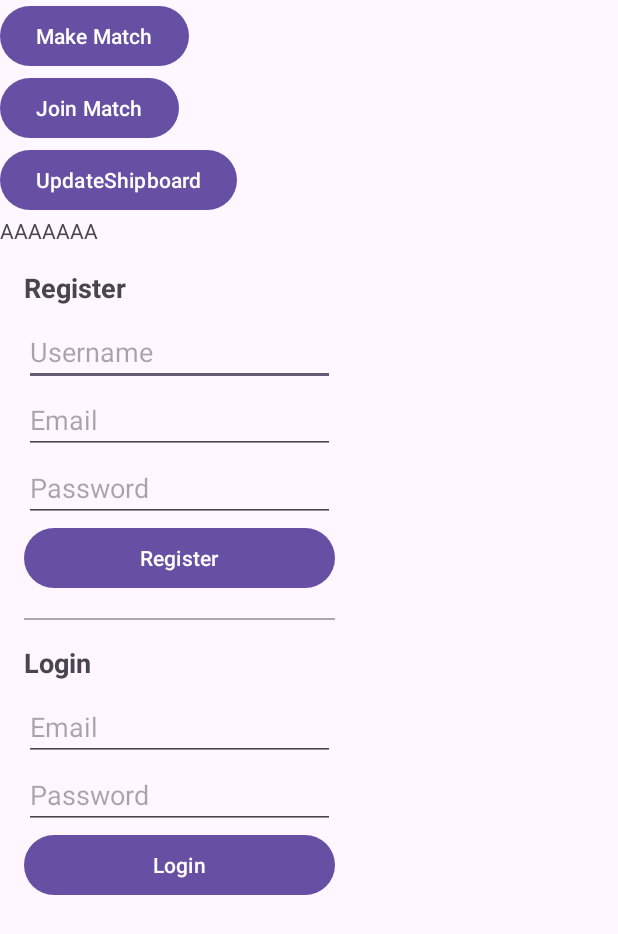
After one commit to JosephByronLane/BattleShipGame, an Android app: the TestActivity screen opened directly, with no data from a screen before it, on a phone screen of 412 x 824 dp. The commit adds this screen. Shown: the top 934 px of the screen. Run offline under Robolectric (Android 15) with nearby library versions, the phone set to English and light mode, and no system bars; our stand-ins replace Firebase (no records; nobody signed in at launch, a user with empty details on screens opened directly).

Commit message:
Re did testing UI and added option to update the shipboards.

```diff
--- a/app/src/main/AndroidManifest.xml
+++ b/app/src/main/AndroidManifest.xml
@@ -13,6 +13,9 @@
         android:theme="@style/Theme.BattleShipGame"
         tools:targetApi="31">
         <activity
+            android:name=".TestActivity"
+            android:exported="false" />
+        <activity
             android:name=".MainActivity"
             android:exported="true">
             <intent-filter>
--- /dev/null
+++ b/app/src/main/java/com/example/battleshipgame/TestActivity.kt
@@ -0,0 +1,139 @@
+package com.example.battleshipgame
+
+import androidx.appcompat.app.AppCompatActivity
+import android.os.Bundle
+import android.util.Log
+import android.widget.Button
+import android.widget.EditText
+import android.widget.TextView
+import android.widget.Toast
+
+class TestActivity : AppCompatActivity() {
+    private lateinit var gameManager: GameManager
+
+    override fun onCreate(savedInstanceState: Bundle?) {
+        super.onCreate(savedInstanceState)
+        setContentView(R.layout.activity_test)
+
+        var loggedInUserID: String? = ""
+        var currentGameID:String? = ""
+
+        gameManager = GameManager()
+
+        // Register UI elements
+        val registerUsername = findViewById<EditText>(R.id.registerUsername)
+        val registerEmail = findViewById<EditText>(R.id.registerEmail)
+        val registerPassword = findViewById<EditText>(R.id.registerPassword)
+        val registerButton = findViewById<Button>(R.id.registerButton)
+
+        // Login UI elements
+        val loginEmail = findViewById<EditText>(R.id.loginEmail)
+        val loginPassword = findViewById<EditText>(R.id.loginPassword)
+        val loginButton = findViewById<Button>(R.id.loginButton)
+
+        val idTextField = findViewById<TextView>(R.id.idTextField)
+
+        // Register Button Click Listener
+        registerButton.setOnClickListener {
+            Log.d("gameManagertestingregister", "AAAAAAAAAAAAAAAAAAAAAAAAAAAA")
+            val username = registerUsername.text.toString()
+            val email = registerEmail.text.toString()
+            val password = registerPassword.text.toString()
+            Log.d("gameManagertestingregister", "$username")
+            Log.d("gameManagertestingregister", "$email")
+            Log.d("gameManagertestingregister", "$password")
+
+
+
+
+            if (username.isNotEmpty() && email.isNotEmpty() && password.isNotEmpty()) {
+                gameManager.registerUser(email, password, username) { success, message ->
+                    if (success) {
+                        Log.d("gameManagertestingregister", "yes")
+
+                        Toast.makeText(this, message, Toast.LENGTH_SHORT).show()
+                    } else {
+                        Log.d("gameManagertestingregister", "no")
+
+                        Toast.makeText(this, message, Toast.LENGTH_SHORT).show()
+                    }
+                }
+
+            } else {
+                Toast.makeText(this, "Please fill all fields", Toast.LENGTH_SHORT).show()
+            }
+        }
+
+        // Login Button Click Listener
+        loginButton.setOnClickListener {
+            val email = loginEmail.text.toString().trim()
+            val password = loginPassword.text.toString().trim()
+
+            if (email.isNotEmpty() && password.isNotEmpty()) {
+                gameManager.loginUser(email, password) { success, message, userId ->
+                    if (success) {
+                        loggedInUserID = userId
+                        Log.d("gameManagertestingregister", "UserID: $loggedInUserID")
+                        Toast.makeText(
+                            this,
+                            "Login successful! User ID: $userId",
+                            Toast.LENGTH_LONG
+                        ).show()
+                        idTextField.text = loggedInUserID
+
+                        // Save userId for later use or pass it to the next activity
+                    } else {
+                        Toast.makeText(this, message, Toast.LENGTH_LONG).show()
+                    }
+                }
+            } else {
+                Toast.makeText(this, "Please fill all fields", Toast.LENGTH_SHORT).show()
+            }
+
+        }
+        //crate match
+        findViewById<Button>(R.id.makematch).setOnClickListener {
+            Log.d("gameManagerLoginUserID", "$loggedInUserID")
+            if (loggedInUserID != "") {
+                gameManager.createMatch(loggedInUserID) { success, message, gameId ->
+                    if (success) {
+                        currentGameID = gameId
+                        Toast.makeText(this, "Match created! Game ID: $gameId", Toast.LENGTH_LONG)
+                            .show()
+                        // Navigate to game screen with gameId
+                    } else {
+                        Toast.makeText(this, message, Toast.LENGTH_LONG).show()
+                    }
+                }
+            }
+        }
+
+        //join match
+        findViewById<Button>(R.id.joinmatch).setOnClickListener {
+            gameManager.joinMatch(loggedInUserID) { success, message, gameId ->
+                if (success) {
+                    Toast.makeText(this, message, Toast.LENGTH_LONG).show()
+                    currentGameID = gameId
+                } else {
+                    Toast.makeText(this, message, Toast.LENGTH_LONG).show()
+                }
+            }
+        }
+
+
+
+        //fake gameboard
+        var fakeShipBoard: List<Int> = List(64) { 1 }
+
+        findViewById<Button>(R.id.shipboard).setOnClickListener {
+            gameManager.updateShipBoard(currentGameID, loggedInUserID, fakeShipBoard) { success, message ->
+                if (success) {
+                    Toast.makeText(this, message, Toast.LENGTH_LONG).show()
+                    // Proceed to the game stage or wait for the other player to be ready
+                } else {
+                    Toast.makeText(this, message, Toast.LENGTH_LONG).show()
+                }
+            }
+        }
+    }
+}
--- /dev/null
+++ b/app/src/main/res/layout/activity_test.xml
@@ -0,0 +1,139 @@
+<?xml version="1.0" encoding="utf-8"?>
+<androidx.constraintlayout.widget.ConstraintLayout xmlns:android="http://schemas.android.com/apk/res/android"
+    xmlns:app="http://schemas.android.com/apk/res-auto"
+    xmlns:tools="http://schemas.android.com/tools"
+    android:layout_width="match_parent"
+    android:layout_height="match_parent"
+    tools:context=".TestActivity">
+    <LinearLayout
+        android:layout_width="match_parent"
+        android:layout_height="match_parent"
+        android:orientation="vertical"
+        >
+
+        <Button
+            android:id="@+id/makematch"
+            android:layout_width="wrap_content"
+            android:layout_height="wrap_content"
+            android:text="Make Match"
+            tools:layout_editor_absoluteX="138dp"
+            tools:layout_editor_absoluteY="322dp">
+
+        </Button>
+
+        <Button
+            android:id="@+id/joinmatch"
+            android:layout_width="wrap_content"
+            android:layout_height="wrap_content"
+            android:text="Join Match"
+            tools:layout_editor_absoluteX="145dp"
+            tools:layout_editor_absoluteY="423dp">
+
+        </Button>
+        <Button
+            android:id="@+id/shipboard"
+            android:layout_width="wrap_content"
+            android:layout_height="wrap_content"
+            android:text="UpdateShipboard"
+            tools:layout_editor_absoluteX="145dp"
+            tools:layout_editor_absoluteY="423dp">
+
+        </Button>
+
+<!--        <Button-->
+<!--            android:id="@+id/register"-->
+<!--            android:layout_width="wrap_content"-->
+<!--            android:layout_height="wrap_content"-->
+<!--            android:text="RegisterUser"-->
+<!--            tools:layout_editor_absoluteX="145dp"-->
+<!--            tools:layout_editor_absoluteY="423dp">-->
+
+<!--        </Button>-->
+        <TextView
+            android:layout_width="wrap_content"
+            android:layout_height="wrap_content"
+            android:id="@+id/idTextField"
+            android:text="AAAAAAA"></TextView>
+
+        <LinearLayout
+            android:layout_width="239dp"
+            android:layout_height="wrap_content"
+            android:orientation="vertical"
+            android:padding="16dp">
+
+            <!-- Register Section -->
+            <TextView
+                android:layout_width="wrap_content"
+                android:layout_height="wrap_content"
+                android:paddingBottom="8dp"
+                android:text="Register"
+                android:textSize="18sp"
+                android:textStyle="bold" />
+
+            <EditText
+                android:id="@+id/registerUsername"
+                android:layout_width="match_parent"
+                android:layout_height="wrap_content"
+                android:hint="Username" />
+
+            <EditText
+                android:id="@+id/registerEmail"
+                android:layout_width="match_parent"
+                android:layout_height="wrap_content"
+                android:hint="Email"
+                android:inputType="textEmailAddress" />
+
+            <EditText
+                android:id="@+id/registerPassword"
+                android:layout_width="match_parent"
+                android:layout_height="wrap_content"
+                android:hint="Password"
+                android:inputType="textPassword" />
+
+            <Button
+                android:id="@+id/registerButton"
+                android:layout_width="match_parent"
+                android:layout_height="wrap_content"
+                android:text="Register" />
+
+            <View
+                android:layout_width="match_parent"
+                android:layout_height="1dp"
+                android:layout_marginVertical="16dp"
+                android:background="@android:color/darker_gray" />
+
+            <!-- Login Section -->
+            <TextView
+                android:layout_width="wrap_content"
+                android:layout_height="wrap_content"
+                android:paddingBottom="8dp"
+                android:text="Login"
+                android:textSize="18sp"
+                android:textStyle="bold" />
+
+            <EditText
+                android:id="@+id/loginEmail"
+                android:layout_width="match_parent"
+                android:layout_height="wrap_content"
+                android:hint="Email"
+                android:inputType="textEmailAddress" />
+
+            <EditText
+                android:id="@+id/loginPassword"
+                android:layout_width="match_parent"
+                android:layout_height="wrap_content"
+                android:hint="Password"
+                android:inputType="textPassword" />
+
+            <Button
+                android:id="@+id/loginButton"
+                android:layout_width="match_parent"
+                android:layout_height="wrap_content"
+                android:text="Login" />
+        </LinearLayout>
+
+
+    </LinearLayout>
+
+
+</androidx.constraintlayout.widget.ConstraintLayout>
```
Also changed, not shown: app/src/main/java/com/example/battleshipgame/MainActivity.kt (+6 -42 lines), app/src/main/java/com/example/battleshipgame/gameManager.kt (+86 -0 lines), app/src/main/res/layout/activity_main.xml (+13 -0 lines).
